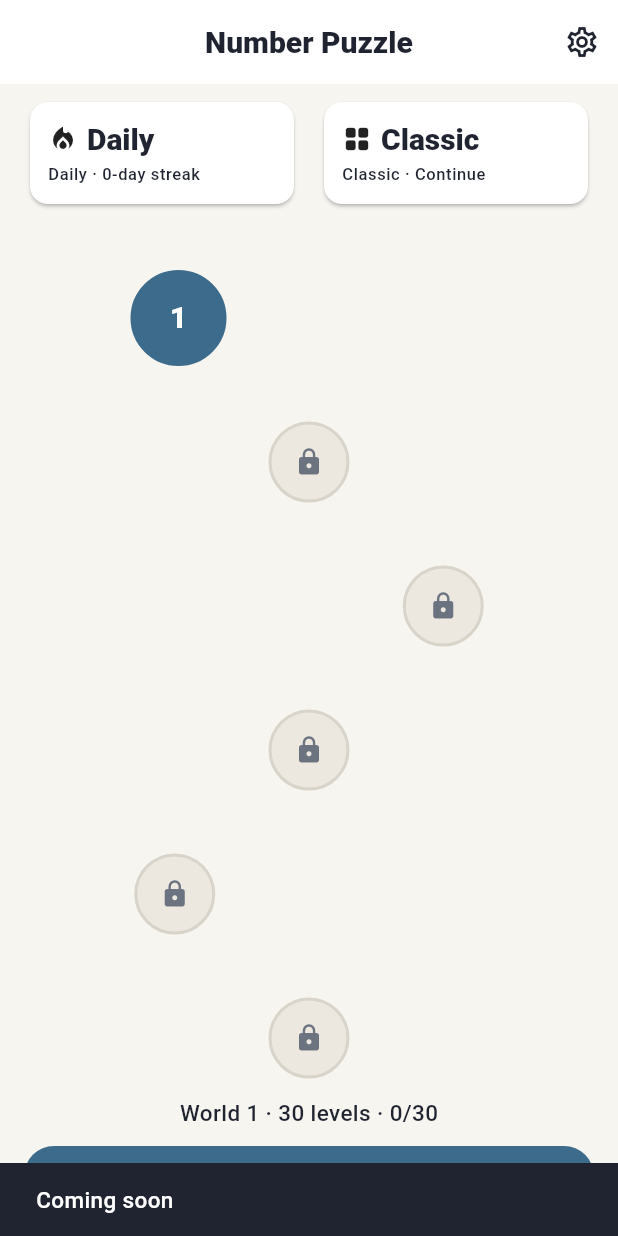
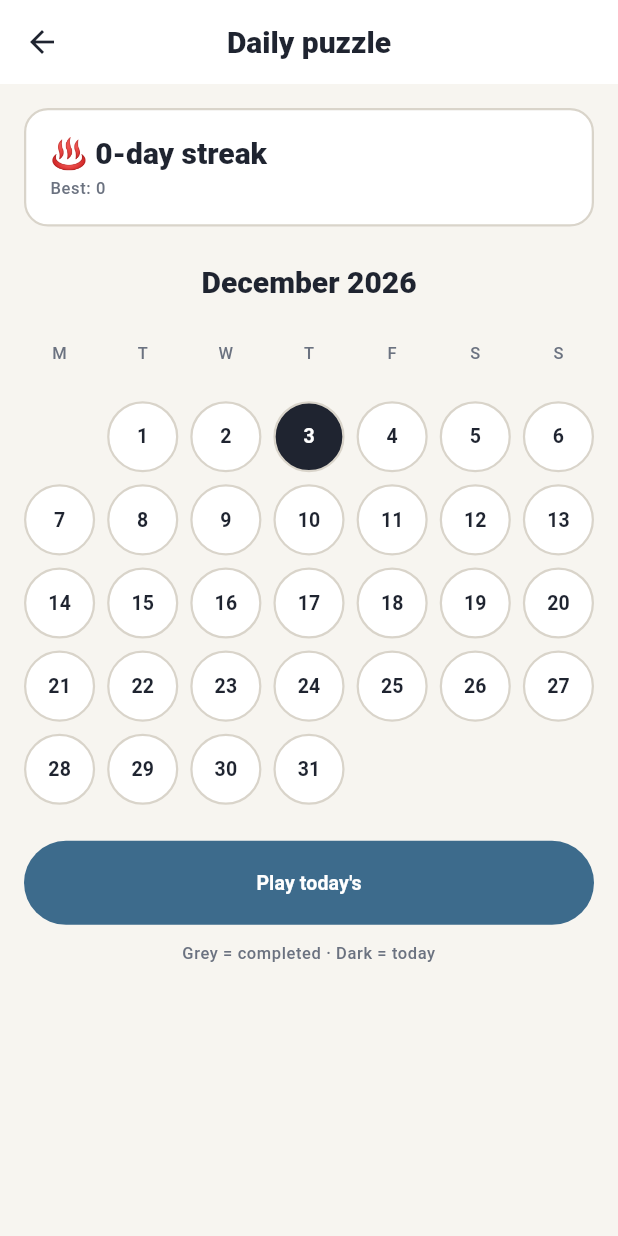
Before and after one commit to KonstantinosKoufopoulos/numberpuzzle, a Flutter app: the screen it shows after launch, after a tap on "Daily", on a phone screen of 412 x 824 dp. Run offline on Flutter 3.47's test engine with Material 3 defaults, Android fonts, the phone set to English and light mode, and no system bars; our stand-ins replace google_mobile_ads, shared_preferences; statements that could not run were skipped.

Commit message:
M3 daily: deterministic level per local day (mid-level templates 8–20, date seed, generated off UI thread), calendar + streak/best per wireframe 10, win once per day, isDaily=true and never an interstitial

```diff
--- /dev/null
+++ b/lib/daily/daily.dart
@@ -0,0 +1,92 @@
+/// Daily challenge: one deterministic level per local calendar day.
+library;
+
+import 'dart:convert';
+
+import 'package:shared_preferences/shared_preferences.dart';
+
+import '../engine/level.dart';
+
+/// yyyymmdd of the LOCAL calendar day of [t].
+int dayKey(DateTime t) => t.year * 10000 + t.month * 100 + t.day;
+
+DateTime dayFromKey(int k) => DateTime(k ~/ 10000, k ~/ 100 % 100, k % 100);
+
+/// Mid-difficulty templates (map levels 8–20 without intro/gift cards).
+const int kDailyMinTemplate = 8, kDailyMaxTemplate = 20;
+
+/// The daily level for [day]: goals/layers/size of a mid map level picked by
+/// the date, with a date-derived seed. Same date ⇒ same level on every device.
+/// Its id is the day key (yyyymmdd), which never collides with map ids.
+Level dailyLevel(DateTime day, List<Level> pack) {
+  final templates = [
+    for (final l in pack)
+      if (l.id >= kDailyMinTemplate && l.id <= kDailyMaxTemplate && l.introduces == null && l.gift == null) l,
+  ];
+  if (templates.isEmpty) throw StateError('no daily templates');
+  final key = dayKey(day);
+  final dayNumber = DateTime.utc(day.year, day.month, day.day).difference(DateTime.utc(2026)).inDays;
+  final t = templates[dayNumber % templates.length];
+  return Level(
+    id: key,
+    columns: t.columns,
+    rows: t.rows,
+    seed: key * 31 + 7,
+    goals: t.goals,
+    layers: t.layers,
+    digitWeights: t.digitWeights,
+    addNumbersLimit: t.addNumbersLimit,
+    tier: t.tier,
+  );
+}
+
+/// Persisted daily results: completed days (day keys) and best streak.
+class DailyState {
+  DailyState({Set<int>? completed, this.best = 0}) : completed = completed ?? {};
+  final Set<int> completed;
+  int best;
+
+  bool isDone(DateTime day) => completed.contains(dayKey(day));
+
+  /// Consecutive completed days ending today (or yesterday if today isn't
+  /// done yet, so the streak isn't shown as broken before playing).
+  int streak(DateTime today) {
+    var d = DateTime(today.year, today.month, today.day);
+    if (!isDone(d)) d = DateTime(d.year, d.month, d.day - 1);
+    var n = 0;
+    while (isDone(d)) {
+      n++;
+      d = DateTime(d.year, d.month, d.day - 1);
+    }
+    return n;
+  }
+
+  Map<String, dynamic> toJson() => {'v': 1, 'completed': completed.toList()..sort(), 'best': best};
+
+  factory DailyState.fromJson(Map<String, dynamic> j) =>
+      DailyState(completed: {...(j['completed'] as List? ?? []).whereType<int>()}, best: j['best'] as int? ?? 0);
+}
+
+class DailyStore {
+  static const String key = 'daily_v1';
+
+  Future<DailyState> load() async {
+    final s = (await SharedPreferences.getInstance()).getString(key);
+    if (s == null) return DailyState();
+    try {
+      return DailyState.fromJson(jsonDecode(s) as Map<String, dynamic>);
+    } on Object {
+      return DailyState();
+    }
+  }
+
+  /// Marks [day] won (once) and updates the best streak.
+  Future<DailyState> recordWin(DateTime day) async {
+    final s = await load();
+    s.completed.add(dayKey(day));
+    final st = s.streak(day);
+    if (st > s.best) s.best = st;
+    await (await SharedPreferences.getInstance()).setString(key, jsonEncode(s.toJson()));
+    return s;
+  }
+}
--- a/lib/l10n/app_en.arb
+++ b/lib/l10n/app_en.arb
@@ -321,5 +321,25 @@
   "settingsTutorial": "Tutorial",
   "settingsTutorialReplay": "Replay",
   "settingsTutorialDone": "The tutorial will play again on level 1.",
-  "settingsPrivacy": "Privacy & ads"
+  "settingsPrivacy": "Privacy & ads",
+  "dailyTitle": "Daily puzzle",
+  "dailyStreak": "♨ {n}-day streak",
+  "@dailyStreak": {
+    "placeholders": {
+      "n": {
+        "type": "int"
+      }
+    }
+  },
+  "dailyBest": "Best: {n}",
+  "@dailyBest": {
+    "placeholders": {
+      "n": {
+        "type": "int"
+      }
+    }
+  },
+  "dailyPlay": "Play today's",
+  "dailyDone": "Done for today ✓",
+  "dailyLegend": "Grey = completed · Dark = today"
 }
--- a/lib/l10n/app_localizations.dart
+++ b/lib/l10n/app_localizations.dart
@@ -649,6 +649,42 @@ abstract class AppLocalizations {
   /// In en, this message translates to:
   /// **'Privacy & ads'**
   String get settingsPrivacy;
+
+  /// No description provided for @dailyTitle.
+  ///
+  /// In en, this message translates to:
+  /// **'Daily puzzle'**
+  String get dailyTitle;
+
+  /// No description provided for @dailyStreak.
+  ///
+  /// In en, this message translates to:
+  /// **'♨ {n}-day streak'**
+  String dailyStreak(int n);
+
+  /// No description provided for @dailyBest.
+  ///
+  /// In en, this message translates to:
+  /// **'Best: {n}'**
+  String dailyBest(int n);
+
+  /// No description provided for @dailyPlay.
+  ///
+  /// In en, this message translates to:
+  /// **'Play today\'s'**
+  String get dailyPlay;
+
+  /// No description provided for @dailyDone.
+  ///
+  /// In en, this message translates to:
+  /// **'Done for today ✓'**
+  String get dailyDone;
+
+  /// No description provided for @dailyLegend.
+  ///
+  /// In en, this message translates to:
+  /// **'Grey = completed · Dark = today'**
+  String get dailyLegend;
 }
 
 class _AppLocalizationsDelegate
--- a/lib/l10n/app_localizations_en.dart
+++ b/lib/l10n/app_localizations_en.dart
@@ -341,4 +341,26 @@ class AppLocalizationsEn extends AppLocalizations {
 
   @override
   String get settingsPrivacy => 'Privacy & ads';
+
+  @override
+  String get dailyTitle => 'Daily puzzle';
+
+  @override
+  String dailyStreak(int n) {
+    return '♨ $n-day streak';
+  }
+
+  @override
+  String dailyBest(int n) {
+    return 'Best: $n';
+  }
+
+  @override
+  String get dailyPlay => 'Play today\'s';
+
+  @override
+  String get dailyDone => 'Done for today ✓';
+
+  @override
+  String get dailyLegend => 'Grey = completed · Dark = today';
 }
--- /dev/null
+++ b/lib/ui/daily_screen.dart
@@ -0,0 +1,215 @@
+import 'package:flutter/material.dart';
+import 'package:intl/intl.dart';
+
+import '../ads/ad_service.dart';
+import '../daily/daily.dart';
+import '../engine/level.dart';
+import '../game/game_result.dart';
+import '../l10n/app_localizations.dart';
+import '../storage/progress_store.dart';
+import 'result_screens.dart';
+import 'theme.dart';
+import 'tokens.dart';
+
+/// Daily calendar (wireframe 10): streak card, month calendar (grey =
+/// completed, dark = today) and «Play today's». Winning marks the day done;
+/// a loss can be retried the same day. Never shows an interstitial
+/// (`GameArgs.isDaily = true`, no `maybeShowInterstitial` call).
+class DailyScreen extends StatefulWidget {
+  const DailyScreen({
+    super.key,
+    required this.ads,
+    required this.pack,
+    required this.progress,
+    required this.gameBuilder,
+    this.store,
+    this.clock = DateTime.now,
+    this.onRequestRewarded,
+  });
+
+  final AdService ads;
+  final List<Level> pack;
+  final ProgressController progress;
+  final GameScreenBuilder gameBuilder;
+  final DailyStore? store;
+  final DateTime Function() clock;
+  final Future<bool> Function()? onRequestRewarded;
+
+  @override
+  State<DailyScreen> createState() => _DailyScreenState();
+}
+
+class _DailyScreenState extends State<DailyScreen> {
+  late final DailyStore _store = widget.store ?? DailyStore();
+  DailyState? _state;
+
+  @override
+  void initState() {
+    super.initState();
+    _store.load().then((s) {
+      if (mounted) setState(() => _state = s);
+    });
+  }
+
+  Future<void> _play() async {
+    final today = widget.clock();
+    final level = dailyLevel(today, widget.pack);
+    final pc = widget.progress;
+    while (mounted) {
+      final result = await Navigator.of(context).push(
+        GameRoute(
+          levelId: level.id,
+          args: GameArgs(
+            level: level,
+            ads: widget.ads,
+            boosters: Map.unmodifiable(pc.progress.boosters),
+            isDaily: true,
+            onRequestRewarded: widget.onRequestRewarded,
+            onBoosterSpent: (id) => pc.spendBoosters({id: 1}),
+          ),
+          builder: widget.gameBuilder,
+        ),
+      );
+      if (result == null || !mounted) return;
+      if (result.won) {
+        final s = await _store.recordWin(today);
+        await widget.ads.recordLevelCompleted(isDaily: true);
+        if (!mounted) return;
+        setState(() => _state = s);
+        await Navigator.of(context).push(
+          MaterialPageRoute<WinAction>(
+            settings: const RouteSettings(name: '/daily-win'),
+            builder: (c) => WinScreen(
+              levelId: level.id,
+              stars: result.starsEarned,
+              hasNext: false,
+              subtitle: AppLocalizations.of(c).dailyTitle,
+            ),
+          ),
+        );
+        // No interstitial in daily, ever.
+        return;
+      }
+      if (!result.retry) return;
+    }
+  }
+
+  @override
+  Widget build(BuildContext context) {
+    final t = AppLocalizations.of(context);
+    final theme = Theme.of(context);
+    final ink = theme.extension<GamePalette>()!;
+    final s = _state;
+    final today = widget.clock();
+    return Scaffold(
+      appBar: AppBar(title: Text(t.dailyTitle), centerTitle: true),
+      body: s == null
+          ? const Center(child: CircularProgressIndicator())
+          : ListView(
+              padding: const EdgeInsets.all(Tk.l),
+              children: [
+                Container(
+                  key: const Key('dailyStreakCard'),
+                  padding: const EdgeInsets.all(Tk.l),
+                  decoration: BoxDecoration(
+                    color: theme.colorScheme.surface,
+                    borderRadius: BorderRadius.circular(Tk.rCard),
+                    border: Border.all(color: ink.cellBorder, width: 1.5),
+                  ),
+                  child: Column(
+                    crossAxisAlignment: CrossAxisAlignment.start,
+                    children: [
+                      Text(t.dailyStreak(s.streak(today)), style: theme.textTheme.titleLarge),
+                      const SizedBox(height: Tk.xs),
+                      Text(t.dailyBest(s.best), style: theme.textTheme.bodySmall?.copyWith(color: ink.textMuted)),
+                    ],
+                  ),
+                ),
+                const SizedBox(height: Tk.xl),
+                _MonthCalendar(month: today, today: today, state: s),
+                const SizedBox(height: Tk.xl),
+                SizedBox(
+                  height: Tk.button + Tk.s,
+                  child: FilledButton(
+                    key: const Key('dailyPlay'),
+                    onPressed: s.isDone(today) ? null : _play,
+                    child: Text(s.isDone(today) ? t.dailyDone : t.dailyPlay),
+                  ),
+                ),
+                const SizedBox(height: Tk.m),
+                Text(
+                  t.dailyLegend,
+                  textAlign: TextAlign.center,
+                  style: theme.textTheme.bodySmall?.copyWith(color: ink.textMuted),
+                ),
+              ],
+            ),
+    );
+  }
+}
+
+class _MonthCalendar extends StatelessWidget {
+  const _MonthCalendar({required this.month, required this.today, required this.state});
+  final DateTime month, today;
+  final DailyState state;
+
+  @override
+  Widget build(BuildContext context) {
+    final theme = Theme.of(context);
+    final ink = theme.extension<GamePalette>()!;
+    final locale = Localizations.localeOf(context).toLanguageTag();
+    final ml = MaterialLocalizations.of(context);
+    final first = DateTime(month.year, month.month);
+    final days = DateTime(month.year, month.month + 1, 0).day;
+    final lead = first.weekday - 1; // Monday first
+    // narrowWeekdays starts on Sunday.
+    final heads = [for (var i = 1; i <= 7; i++) ml.narrowWeekdays[i % 7]];
+    final title = DateFormat('LLLL y', locale).format(first);
+    return Column(
+      children: [
+        Text(
+          '${title[0].toUpperCase()}${title.substring(1)}',
+          key: const Key('dailyMonth'),
+          style: theme.textTheme.titleLarge,
+        ),
+        const SizedBox(height: Tk.m),
+        GridView.count(
+          crossAxisCount: 7,
+          shrinkWrap: true,
+          physics: const NeverScrollableScrollPhysics(),
+          mainAxisSpacing: Tk.s,
+          crossAxisSpacing: Tk.s,
+          children: [
+            for (final h in heads)
+              Center(
+                child: Text(h, style: theme.textTheme.bodySmall?.copyWith(color: ink.textMuted)),
+              ),
+            for (var i = 0; i < lead; i++) const SizedBox.shrink(),
+            for (var d = 1; d <= days; d++) _day(context, DateTime(month.year, month.month, d)),
+          ],
+        ),
+      ],
+    );
+  }
+
+  Widget _day(BuildContext context, DateTime d) {
+    final theme = Theme.of(context);
+    final ink = theme.extension<GamePalette>()!;
+    final isToday = dayKey(d) == dayKey(today);
+    final done = state.isDone(d);
+    final fill = isToday
+        ? theme.colorScheme.onSurface
+        : (done ? ink.stone.withValues(alpha: .45) : theme.colorScheme.surface);
+    final fg = isToday ? theme.colorScheme.surface : theme.colorScheme.onSurface;
+    return Container(
+      key: Key('day-${dayKey(d)}${done ? '-done' : ''}${isToday ? '-today' : ''}'),
+      decoration: BoxDecoration(
+        shape: BoxShape.circle,
+        color: fill,
+        border: Border.all(color: ink.cellBorder, width: 1.5),
+      ),
+      alignment: Alignment.center,
+      child: Text('${d.day}', style: theme.textTheme.labelLarge?.copyWith(color: fg)),
+    );
+  }
+}
--- a/lib/ui/game/board_game_screen.dart
+++ b/lib/ui/game/board_game_screen.dart
@@ -247,7 +247,10 @@ class _BoardGameScreenState extends State<BoardGameScreen> {
         if (!didPop && lost) _exit(retry: false); // Android back on the lose overlay = Map
       },
       child: Scaffold(
-        appBar: AppBar(title: Text(t.level(widget.args.level.id)), centerTitle: true),
+        appBar: AppBar(
+          title: Text(widget.args.isDaily ? t.dailyTitle : t.level(widget.args.level.id)),
+          centerTitle: true,
+        ),
         body: SafeArea(
           child: c == null
               ? (_error ? _errorView(t) : _loadingView(t))
--- a/lib/ui/level_map_screen.dart
+++ b/lib/ui/level_map_screen.dart
@@ -4,6 +4,7 @@ import 'package:flutter/material.dart';
 
 import '../ads/ad_policy.dart';
 import '../ads/ad_service.dart';
+import '../daily/daily.dart';
 import '../engine/level.dart';
 import '../game/game_result.dart';
 import '../l10n/app_localizations.dart';
@@ -12,6 +13,7 @@ import '../settings/settings_controller.dart';
 import '../storage/progress_store.dart';
 import 'intro_cards.dart';
 import 'level_start_sheet.dart';
+import 'daily_screen.dart';
 import 'result_screens.dart';
 import 'settings_screen.dart';
 import 'theme.dart';
@@ -29,6 +31,7 @@ class LevelMapScreen extends StatefulWidget {
     required this.progress,
     required this.gameBuilder,
     this.settings,
+    this.clock = DateTime.now,
   });
 
   final AdService ads;
@@ -36,6 +39,9 @@ class LevelMapScreen extends StatefulWidget {
   final ProgressController progress;
   final GameScreenBuilder gameBuilder;
   final SettingsController? settings;
+
+  /// Local clock (daily challenge day).
+  final DateTime Function() clock;
 
   @override
   State<LevelMapScreen> createState() => _LevelMapScreenState();
@@ -53,6 +59,7 @@ class _LevelMapScreenState extends State<LevelMapScreen> {
     super.initState();
     widget.progress.addListener(_onProgress);
     if (!widget.progress.isLoaded) widget.progress.load();
+    _loadDaily();
   }
 
   @override
@@ -73,6 +80,28 @@ class _LevelMapScreenState extends State<LevelMapScreen> {
   void _scrollToCurrent() {
     final ctx = _currentKey.currentContext;
     if (ctx != null) Scrollable.ensureVisible(ctx, alignment: 0.5, duration: const Duration(milliseconds: 300));
+  }
+
+  DailyState? _daily;
+
+  Future<void> _loadDaily() async {
+    final s = await DailyStore().load();
+    if (mounted) setState(() => _daily = s);
+  }
+
+  Future<void> _openDaily(List<Level> levels) async {
+    await Navigator.of(context).push(MaterialPageRoute<void>(
+      settings: const RouteSettings(name: '/daily'),
+      builder: (_) => DailyScreen(
+        ads: widget.ads,
+        pack: levels,
+        progress: widget.progress,
+        gameBuilder: widget.gameBuilder,
+        clock: widget.clock,
+        onRequestRewarded: _requestRewarded,
+      ),
+    ));
+    await _loadDaily();
   }
 
   void _openSettings() {
@@ -192,9 +221,8 @@ class _LevelMapScreenState extends State<LevelMapScreen> {
                       key: const Key('dailyEntry'),
                       icon: Icons.local_fire_department,
                       label: t.daily,
-                      sub: t.mapDailyStreak(0),
-                      onTap: () => ScaffoldMessenger.of(context)
-                          .showSnackBar(SnackBar(content: Text(t.comingSoon))),
+                      sub: t.mapDailyStreak(_daily?.streak(widget.clock()) ?? 0),
+                      onTap: () => _openDaily(levels),
                     ),
                   ),
                   const SizedBox(width: 12),
```
Also changed, not shown: lib/l10n/app_el.arb (+7 -1 lines), lib/l10n/app_localizations_el.dart (+22 -0 lines), lib/ui/result_screens.dart (+5 -2 lines), 2 other files.
